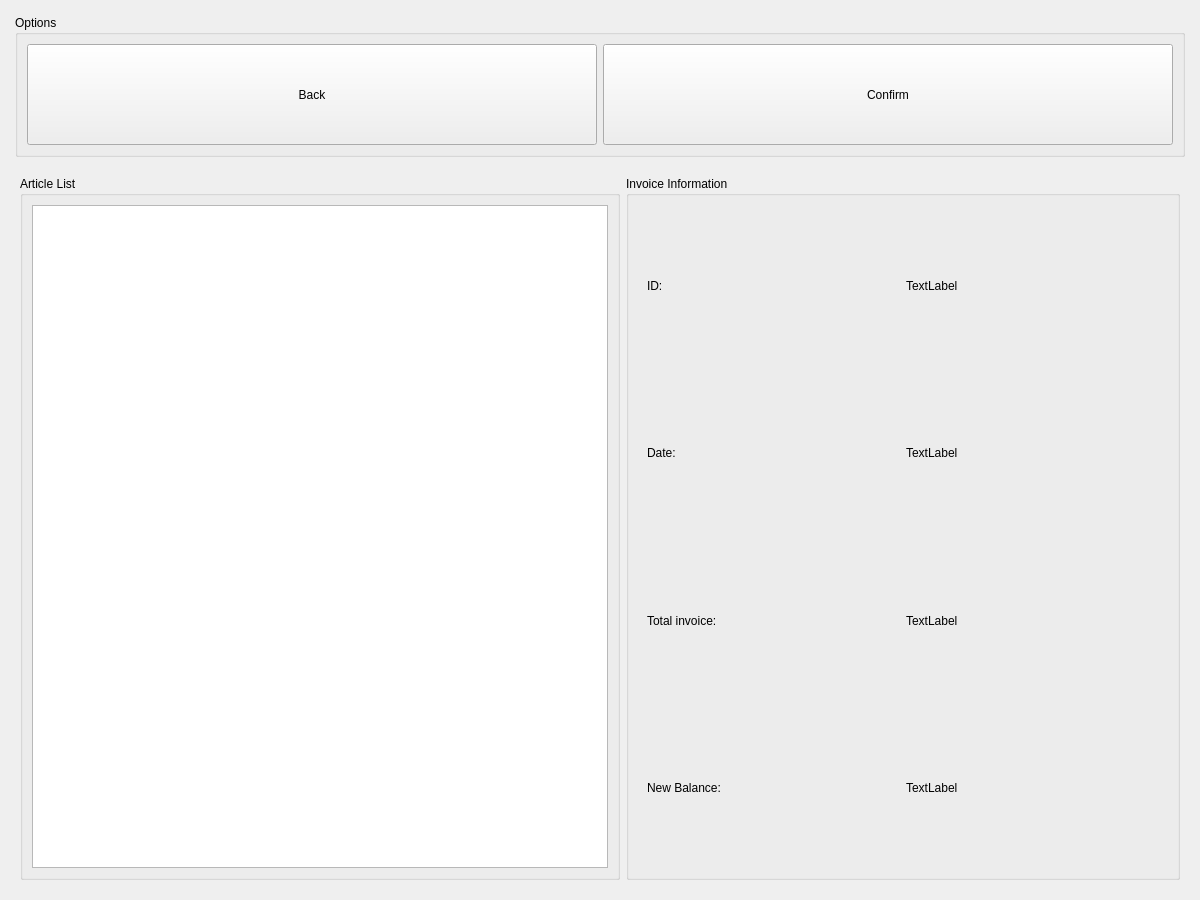
Qt form penyamanager/invoicewindow.ui (eguzki/penyamanager) before a commit.
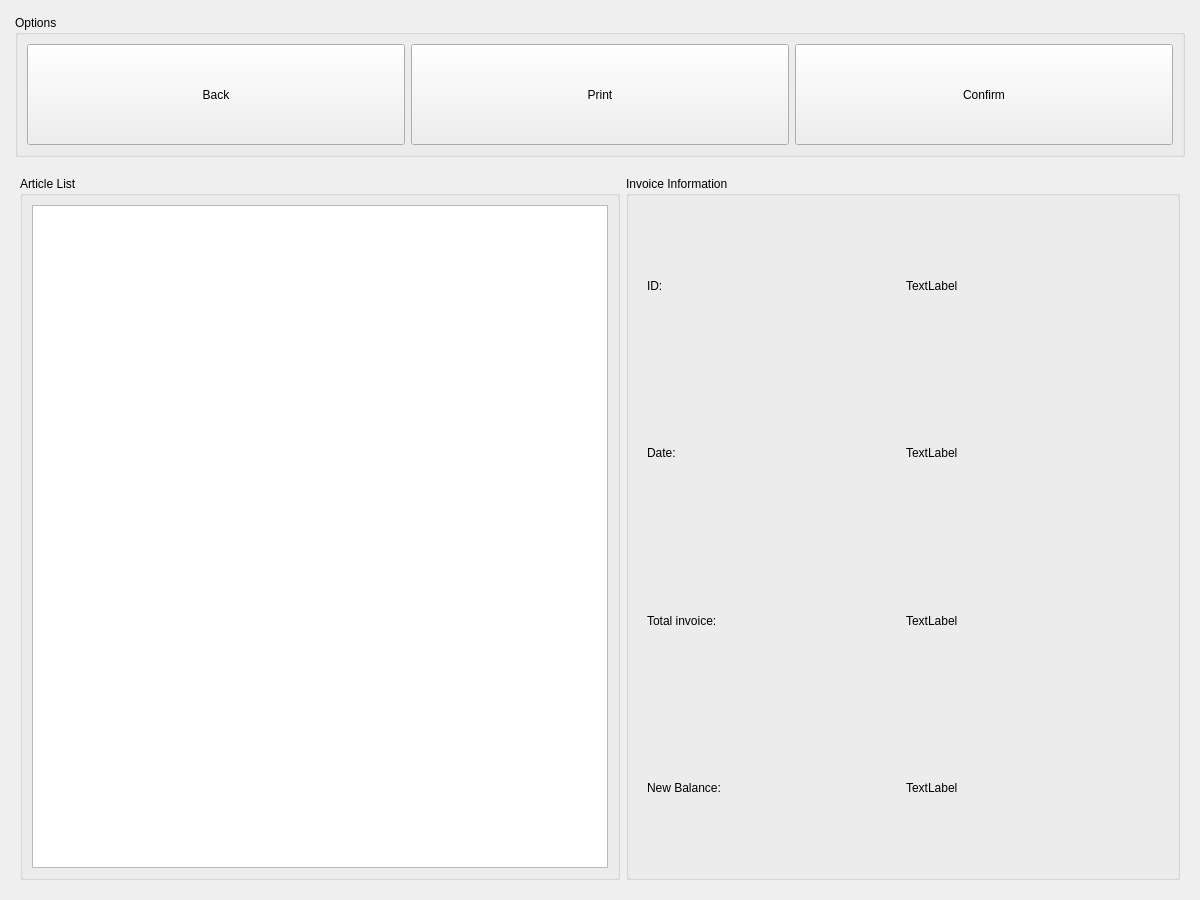
The same form after that commit.

Commit message: [FEATURE] print invoice details

What changed in the file:
```diff
--- a/penyamanager/invoicewindow.ui
+++ b/penyamanager/invoicewindow.ui
@@ -69,6 +69,19 @@
            </property>
           </widget>
          </item>
+         <item>
+          <widget class="QPushButton" name="printPushButton">
+           <property name="sizePolicy">
+            <sizepolicy hsizetype="Minimum" vsizetype="Expanding">
+             <horstretch>0</horstretch>
+             <verstretch>0</verstretch>
+            </sizepolicy>
+           </property>
+           <property name="text">
+            <string>Print</string>
+           </property>
+          </widget>
+         </item>
          <item>
           <widget class="QPushButton" name="confirmPushButton">
            <property name="sizePolicy">
```
The commit also changes 9 other files.
